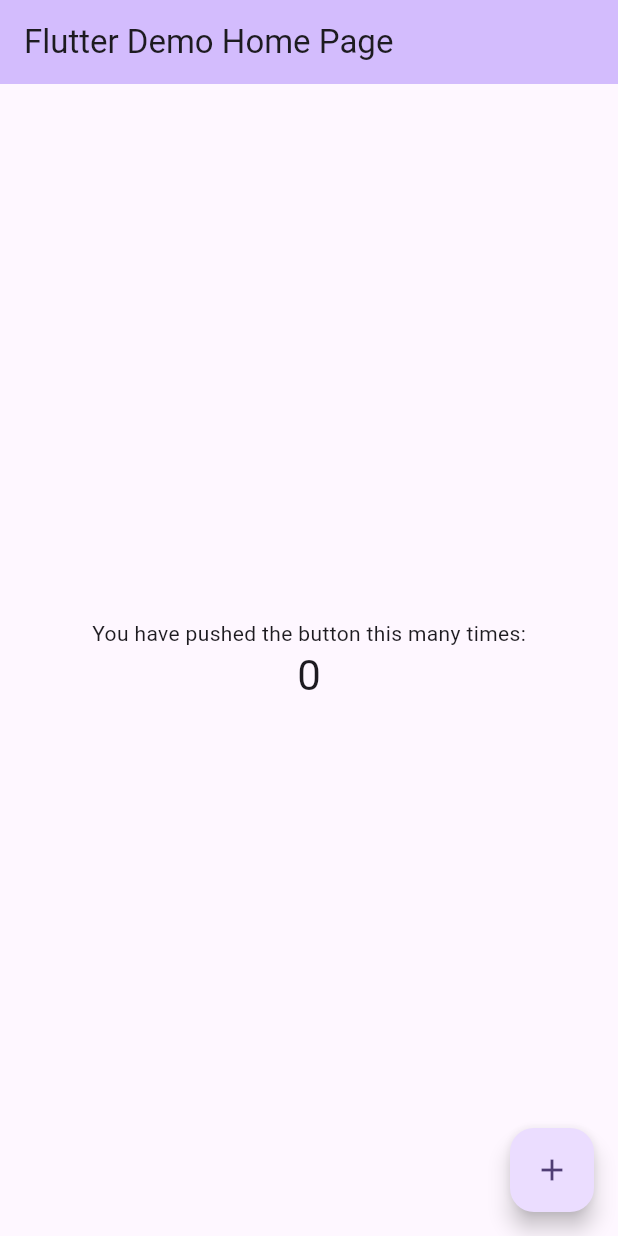
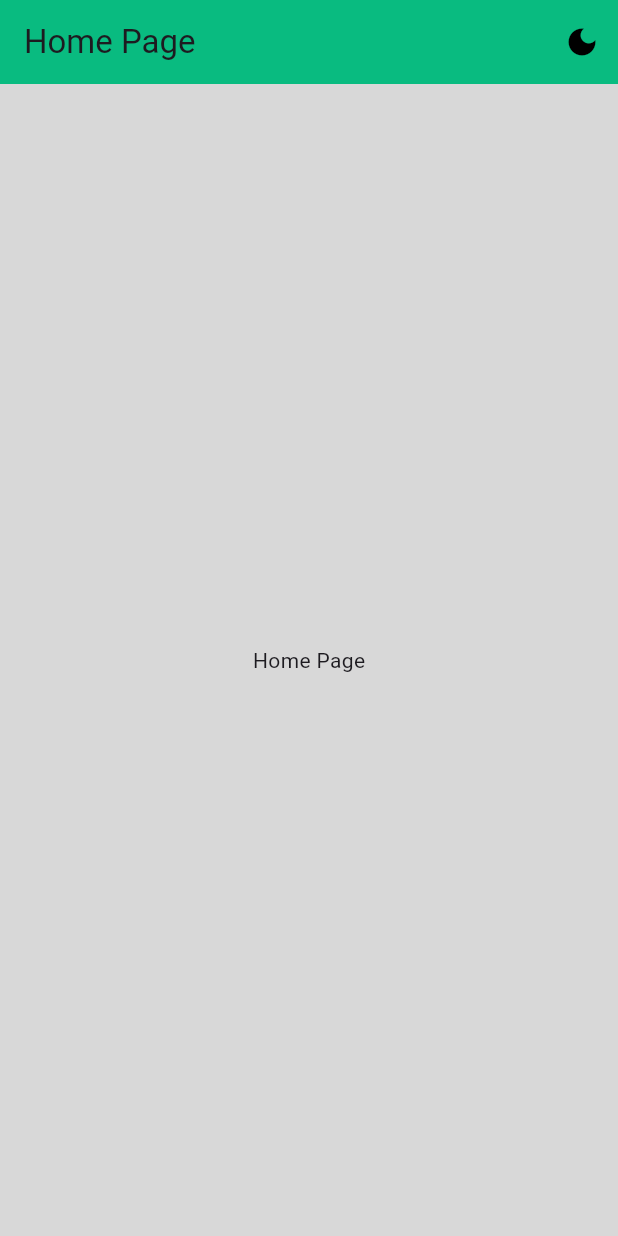
Before and after one commit to Nyi-NyiSoe/shopify, a Flutter app: the screen it shows after launch, on a phone screen of 412 x 824 dp. Run offline on Flutter 3.47's test engine with Material 3 defaults, Android fonts, the phone set to English and light mode, and no system bars; our stand-ins replace flutter_bloc, shared_preferences.

Commit message:
feat/added light dark mode switch

```diff
--- /dev/null
+++ b/lib/core/theme/app_color.dart
@@ -0,0 +1,21 @@
+import 'package:flutter/material.dart';
+
+class AppColor {
+  //light theme colors
+  static const primaryColor =  Color.fromARGB(255, 9, 187, 128);
+  static const accentColor = Color(0xFFF5A623);
+  static const lightBackgroundColor = Color(0xFFFFFFFF);
+  static const lightScaffoldBackgroundColor= Color(0xFFD8D8D8);
+  static const lightPrimaryTextColor = Color(0xFF000000);
+  static const lightSecondaryTextColor = Color(0xFF4A4A4A);
+  static const lightAppBarBackgroundColor = Color.fromARGB(255, 9, 187, 128);
+
+  //dark theme colors
+  static const darkBackgroundColor = Color(0xFF000000);
+  static const darkScaffoldBackgroundColor = Color(0xFF1E1E1E);
+  static const darkPrimaryTextColor = Color(0xFFFFFFFF);
+  static const darkSecondaryTextColor =Color(0xFFD8D8D8);
+  static const appBarBackgroundColor = Color(0xFF0A1128);
+  static const darkAppBarBackgroundColor = Color.fromARGB(255, 9, 187, 128);
+
+}
--- /dev/null
+++ b/lib/core/theme/app_theme.dart
@@ -0,0 +1,21 @@
+import 'package:flutter/material.dart';
+import 'package:shopify/core/theme/app_color.dart';
+
+class AppTheme {
+  final lightTheme = ThemeData(
+    primaryColor: AppColor.lightPrimaryTextColor,
+    scaffoldBackgroundColor: AppColor.lightScaffoldBackgroundColor,
+    appBarTheme: const AppBarTheme(
+      backgroundColor: AppColor.lightAppBarBackgroundColor,
+      iconTheme: IconThemeData(color: AppColor.lightPrimaryTextColor)
+    ),
+  );
+
+  final darkTheme = ThemeData(
+    primaryColor: AppColor.darkPrimaryTextColor,
+    scaffoldBackgroundColor: AppColor.darkScaffoldBackgroundColor,
+    appBarTheme: const AppBarTheme(
+      backgroundColor: AppColor.darkAppBarBackgroundColor,
+    ),
+  );
+}
--- a/lib/main.dart
+++ b/lib/main.dart
@@ -1,125 +1,33 @@
 import 'package:flutter/material.dart';
+import 'package:flutter_bloc/flutter_bloc.dart';
+import 'package:shopify/presentation/bloc/theme_cubit.dart';
+import 'package:shopify/presentation/pages/home_page.dart';
 
-void main() {
-  runApp(const MyApp());
+void main() async {
+  WidgetsFlutterBinding.ensureInitialized();
+  final themeCubit = ThemeCubit();
+  await themeCubit.loadTheme(); // Load theme before running the app
+  runApp(MyApp(themeCubit: themeCubit));
 }
 
 class MyApp extends StatelessWidget {
-  const MyApp({super.key});
+  final ThemeCubit themeCubit;
 
-  // This widget is the root of your application.
+  MyApp({required this.themeCubit});
+
   @override
   Widget build(BuildContext context) {
-    return MaterialApp(
-      title: 'Flutter Demo',
-      theme: ThemeData(
-        // This is the theme of your application.
-        //
-        // TRY THIS: Try running your application with "flutter run". You'll see
-        // the application has a purple toolbar. Then, without quitting the app,
-        // try changing the seedColor in the colorScheme below to Colors.green
-        // and then invoke "hot reload" (save your changes or press the "hot
-        // reload" button in a Flutter-supported IDE, or press "r" if you used
-        // the command line to start the app).
-        //
-        // Notice that the counter didn't reset back to zero; the application
-        // state is not lost during the reload. To reset the state, use hot
-        // restart instead.
-        //
-        // This works for code too, not just values: Most code changes can be
-        // tested with just a hot reload.
-        colorScheme: ColorScheme.fromSeed(seedColor: Colors.deepPurple),
-        useMaterial3: true,
+    return BlocProvider.value(
+      value: themeCubit,
+      child: BlocBuilder<ThemeCubit, ThemeData>(
+        builder: (context, themeState) {
+          return MaterialApp(
+            debugShowCheckedModeBanner: false,
+            theme: themeState,
+            home: HomePage(),
+          );
+        },
       ),
-      home: const MyHomePage(title: 'Flutter Demo Home Page'),
     );
   }
 }
-
-class MyHomePage extends StatefulWidget {
-  const MyHomePage({super.key, required this.title});
-
-  // This widget is the home page of your application. It is stateful, meaning
-  // that it has a State object (defined below) that contains fields that affect
-  // how it looks.
-
-  // This class is the configuration for the state. It holds the values (in this
-  // case the title) provided by the parent (in this case the App widget) and
-  // used by the build method of the State. Fields in a Widget subclass are
-  // always marked "final".
-
-  final String title;
-
-  @override
-  State<MyHomePage> createState() => _MyHomePageState();
-}
-
-class _MyHomePageState extends State<MyHomePage> {
-  int _counter = 0;
-
-  void _incrementCounter() {
-    setState(() {
-      // This call to setState tells the Flutter framework that something has
-      // changed in this State, which causes it to rerun the build method below
-      // so that the display can reflect the updated values. If we changed
-      // _counter without calling setState(), then the build method would not be
-      // called again, and so nothing would appear to happen.
-      _counter++;
-    });
-  }
-
-  @override
-  Widget build(BuildContext context) {
-    // This method is rerun every time setState is called, for instance as done
-    // by the _incrementCounter method above.
-    //
-    // The Flutter framework has been optimized to make rerunning build methods
-    // fast, so that you can just rebuild anything that needs updating rather
-    // than having to individually change instances of widgets.
-    return Scaffold(
-      appBar: AppBar(
-        // TRY THIS: Try changing the color here to a specific color (to
-        // Colors.amber, perhaps?) and trigger a hot reload to see the AppBar
-        // change color while the other colors stay the same.
-        backgroundColor: Theme.of(context).colorScheme.inversePrimary,
-        // Here we take the value from the MyHomePage object that was created by
-        // the App.build method, and use it to set our appbar title.
-        title: Text(widget.title),
-      ),
-      body: Center(
-        // Center is a layout widget. It takes a single child and positions it
-        // in the middle of the parent.
-        child: Column(
-          // Column is also a layout widget. It takes a list of children and
-          // arranges them vertically. By default, it sizes itself to fit its
-          // children horizontally, and tries to be as tall as its parent.
-          //
-          // Column has various properties to control how it sizes itself and
-          // how it positions its children. Here we use mainAxisAlignment to
-          // center the children vertically; the main axis here is the vertical
-          // axis because Columns are vertical (the cross axis would be
-          // horizontal).
-          //
-          // TRY THIS: Invoke "debug painting" (choose the "Toggle Debug Paint"
-          // action in the IDE, or press "p" in the console), to see the
-          // wireframe for each widget.
-          mainAxisAlignment: MainAxisAlignment.center,
-          children: <Widget>[
-            const Text(
-              'You have pushed the button this many times:',
-            ),
-            Text(
-              '$_counter',
-              style: Theme.of(context).textTheme.headlineMedium,
-            ),
-          ],
-        ),
-      ),
-      floatingActionButton: FloatingActionButton(
-        onPressed: _incrementCounter,
-        tooltip: 'Increment',
-        child: const Icon(Icons.add),
-      ), // This trailing comma makes auto-formatting nicer for build methods.
-    );
-  }
-}
--- /dev/null
+++ b/lib/presentation/bloc/theme_cubit.dart
@@ -0,0 +1,29 @@
+import 'package:flutter/material.dart';
+import 'package:flutter_bloc/flutter_bloc.dart';
+import 'package:shared_preferences/shared_preferences.dart';
+import 'package:shopify/core/theme/app_theme.dart';
+
+class ThemeCubit extends Cubit<ThemeData> {
+  ThemeCubit() : super(_lightTheme) {
+    loadTheme();
+  }
+  static final _lightTheme = AppTheme().lightTheme;
+  static final _darkTheme = AppTheme().darkTheme;
+
+  Future<void> loadTheme() async {
+    SharedPreferences prefs = await SharedPreferences.getInstance();
+    final theme = prefs.getString('theme') ?? 'light';
+    emit(theme == 'light' ? _lightTheme : _darkTheme);
+  }
+
+  Future<void> toggleTheme() async{
+    final isDark = state == _darkTheme;
+    emit(isDark ? _lightTheme : _darkTheme);
+    _saveTheme(isDark ? 'light' : 'dark');
+  }
+
+  Future<void> _saveTheme(String theme) async {
+    SharedPreferences prefs = await SharedPreferences.getInstance();
+    await prefs.setString('theme', theme);
+  }
+}
--- /dev/null
+++ b/lib/presentation/pages/home_page.dart
@@ -0,0 +1,32 @@
+import 'package:flutter/material.dart';
+import 'package:flutter_bloc/flutter_bloc.dart';
+import 'package:shopify/core/theme/app_theme.dart';
+import 'package:shopify/presentation/bloc/theme_cubit.dart';
+
+class HomePage extends StatelessWidget {
+  const HomePage({super.key});
+
+  @override
+  Widget build(BuildContext context) {
+    return SafeArea(
+      child: Scaffold(
+        appBar: AppBar(
+          actions: [
+            IconButton(
+                icon: Icon(
+                    context.watch<ThemeCubit>().state == AppTheme().lightTheme
+                        ? Icons.dark_mode
+                        : Icons.light_mode),
+                onPressed: () {
+                  context.read<ThemeCubit>().toggleTheme();
+                })
+          ],
+          title: const Text('Home Page'),
+        ),
+        body: const Center(
+          child: Text('Home Page'),
+        ),
+      ),
+    );
+  }
+}
--- a/pubspec.yaml
+++ b/pubspec.yaml
@@ -35,6 +35,8 @@ dependencies:
   # The following adds the Cupertino Icons font to your application.
   # Use with the CupertinoIcons class for iOS style icons.
   cupertino_icons: ^1.0.8
+  flutter_bloc:
+  shared_preferences: ^2.3.2
 
 dev_dependencies:
   flutter_test:
```
Also changed, not shown: pubspec.lock, 1 other file.
